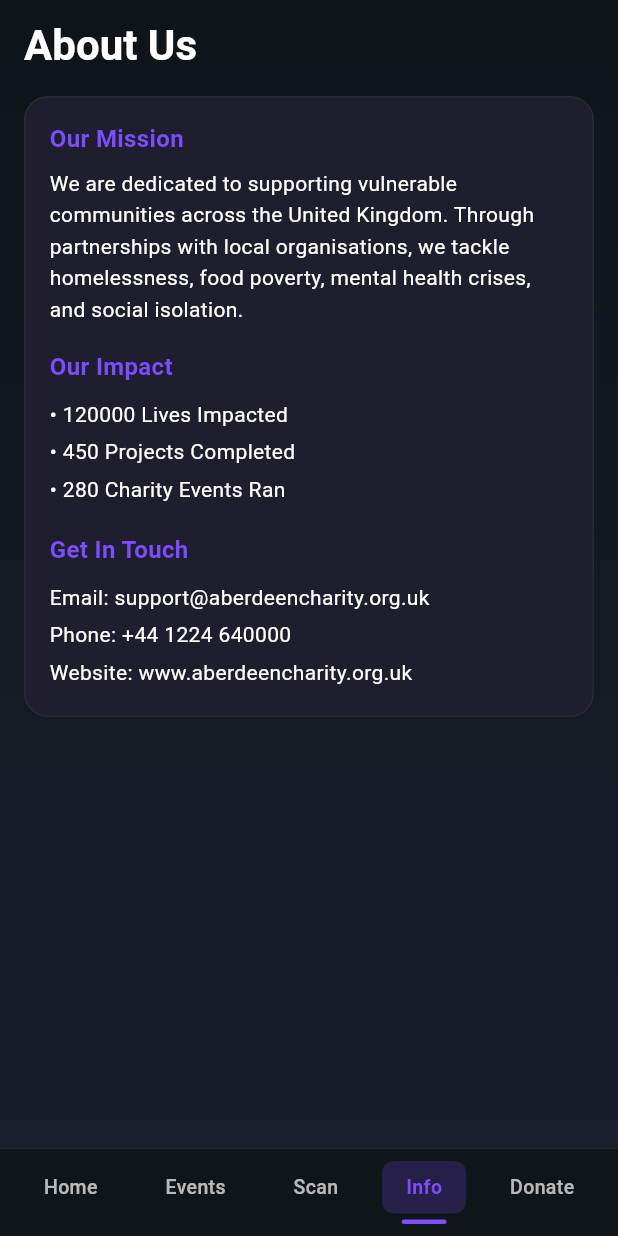
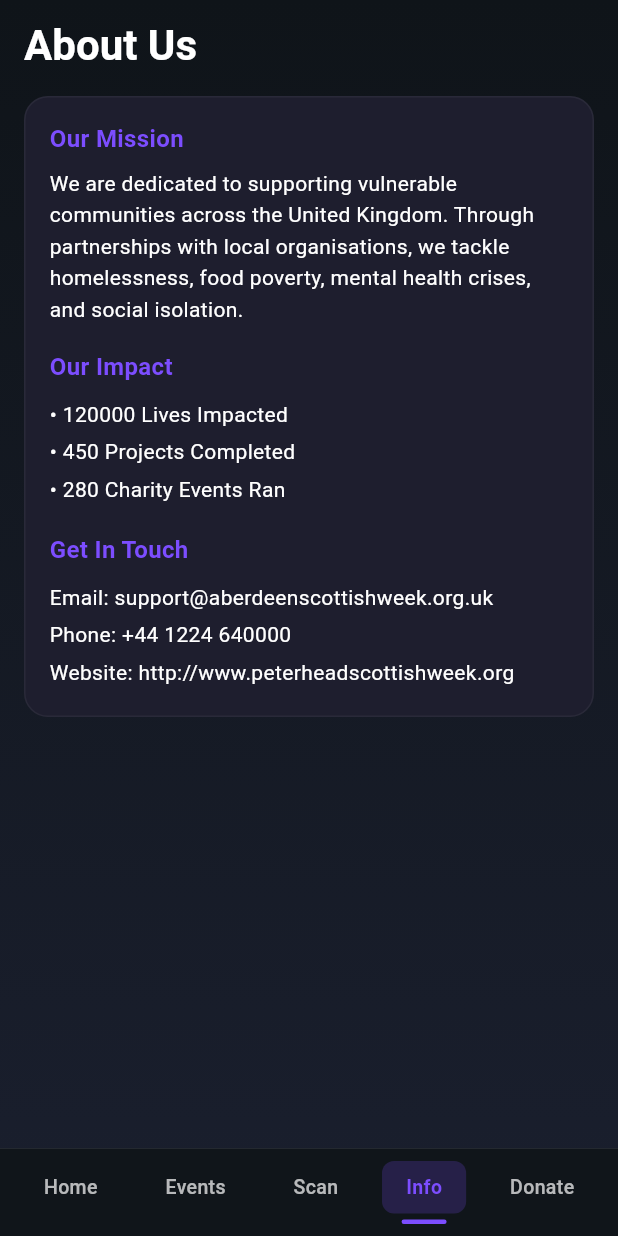
Before and after one commit to scrubber81/charity1, a Flutter app: the CharityHomePage screen opened directly, item 4 of the bottom bar chosen, on a phone screen of 412 x 824 dp. Run offline on Flutter 3.47's test engine with Material 3 defaults, Android fonts, the phone set to English and light mode, and no system bars; our stand-ins replace shared_preferences; accounts and stored records are empty; network calls fail.

Commit message:
update push final

```diff
--- a/lib/constants/app_constants.dart
+++ b/lib/constants/app_constants.dart
@@ -1,12 +1,12 @@
 class AppConstants {
   // Contact Information
-  static const String charityEmail = 'support@aberdeencharity.org.uk';
+  static const String charityEmail = 'support@aberdeenscottishweek.org.uk';
   static const String charityPhone = '+44 1224 640000';
   static const String charityPhoneDisplay = '+44 1224 640000';
-  static const String charityWebsite = 'www.aberdeencharity.org.uk';
+  static const String charityWebsite = 'http://www.peterheadscottishweek.org';
 
   // Strings
-  static const String appTitle = 'UK Charity';
+  static const String appTitle = 'Peterhead Scottish Week';
   static const String charityMission = 'Supporting vulnerable communities across the United Kingdom';
 
   // Impact Stats
@@ -22,19 +22,19 @@ class AppConstants {
   static const List<Map<String, String>> onboardingPages = [
     {
       'title': 'Make a Real Impact',
-      'description': 'Your donations directly help vulnerable communities across the UK',
+      'description': 'Your donations directly help vulnerable communities across the Scotland',
     },
     {
       'title': 'Join Our Community',
-      'description': 'Connect with thousands of changemakers supporting British charities.',
+      'description': 'Connect with thousands of changemakers supporting Scottish charities.',
     },
     {
       'title': 'Track Your Impact',
-      'description': 'See exactly how your contributions are transforming lives nationwide.',
+      'description': 'See exactly how your contributions are transforming lives across Scotland.',
     },
     {
       'title': 'Helping Together',
-      'description': 'Every donation matters. Join us in building a better Britain.',
+      'description': 'Every donation matters. Join us in building a better Scotland.',
     },
   ];
 
```
